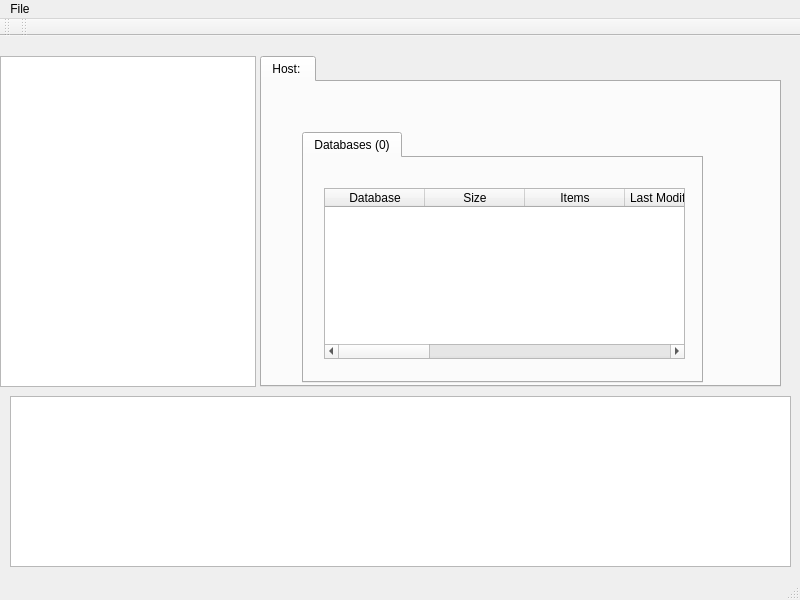
Before: the Qt Designer form qtcreator_assets/pyHeidi/mainwindow.ui in Fapiko/pyHeidi, drawn with Qt 5.
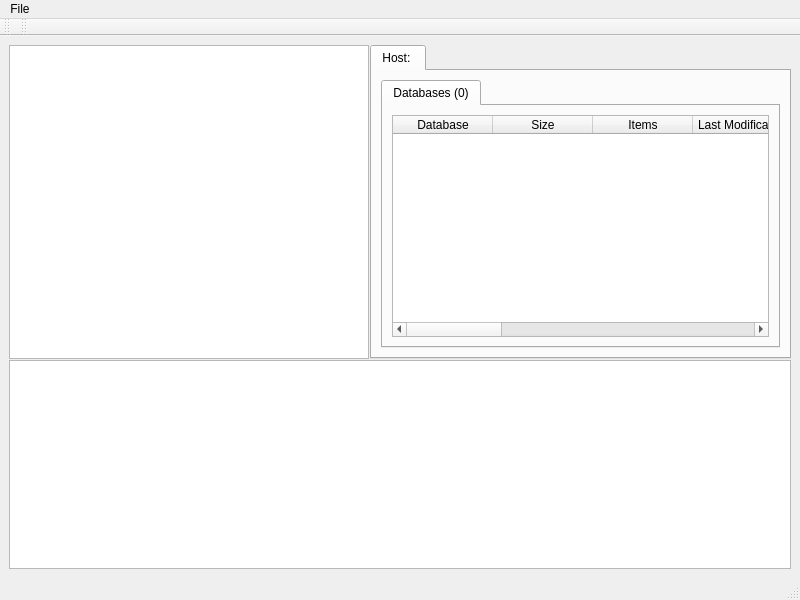
After: the same form once the commit is applied. Icons and pictures are not drawn.

Commit message: * Updated main app window UI to use layouts now

The edit to the form file:
```diff
--- a/qtcreator_assets/pyHeidi/mainwindow.ui
+++ b/qtcreator_assets/pyHeidi/mainwindow.ui
@@ -18,24 +18,35 @@
     <normaloff>:/icons/resources/icons/heidi.ico</normaloff>:/icons/resources/icons/heidi.ico</iconset>
   </property>
   <widget class="QWidget" name="centralwidget">
-   <widget class="QTreeView" name="treeView">
-    <property name="geometry">
-     <rect>
-      <x>0</x>
-      <y>20</y>
-      <width>256</width>
-      <height>331</height>
-     </rect>
-    </property>
-   </widget>
+   <layout class="QVBoxLayout" name="verticalLayout">
+    <item>
+     <widget class="QSplitter" name="splitter_2">
+      <property name="orientation">
+       <enum>Qt::Vertical</enum>
+      </property>
+      <property name="handleWidth">
+       <number>1</number>
+      </property>
+      <widget class="QSplitter" name="splitter">
+       <property name="lineWidth">
+        <number>0</number>
+       </property>
+       <property name="orientation">
+        <enum>Qt::Horizontal</enum>
+       </property>
+       <property name="opaqueResize">
+        <bool>true</bool>
+       </property>
+       <property name="handleWidth">
+        <number>1</number>
+       </property>
+       <property name="childrenCollapsible">
+        <bool>true</bool>
+       </property>
+       <widget class="QTreeView" name="treeView"/>
    <widget class="QTabWidget" name="twMachineTabs">
-    <property name="geometry">
-     <rect>
-      <x>260</x>
-      <y>20</y>
-      <width>521</width>
-      <height>331</height>
-     </rect>
+        <property name="tabShape">
+         <enum>QTabWidget::Rounded</enum>
     </property>
     <property name="currentIndex">
      <number>0</number>
@@ -49,15 +60,9 @@
      <attribute name="title">
       <string>Host: </string>
      </attribute>
+         <layout class="QVBoxLayout" name="verticalLayout_3">
+          <item>
      <widget class="QTabWidget" name="tabWidget">
-      <property name="geometry">
-       <rect>
-        <x>40</x>
-        <y>50</y>
-        <width>401</width>
-        <height>251</height>
-       </rect>
-      </property>
       <property name="currentIndex">
        <number>0</number>
       </property>
@@ -70,15 +75,9 @@
        <attribute name="title">
         <string>Databases (0)</string>
        </attribute>
+             <layout class="QVBoxLayout" name="verticalLayout_2">
+              <item>
        <widget class="QTableWidget" name="tableWidget">
-        <property name="geometry">
-         <rect>
-          <x>20</x>
-          <y>30</y>
-          <width>361</width>
-          <height>171</height>
-         </rect>
-        </property>
         <column>
          <property name="text">
           <string>Database</string>
@@ -135,20 +134,21 @@
          </property>
         </column>
        </widget>
-      </widget>
-     </widget>
-    </widget>
-   </widget>
-   <widget class="QTextEdit" name="txtStatus">
-    <property name="geometry">
-     <rect>
-      <x>10</x>
-      <y>360</y>
-      <width>781</width>
-      <height>171</height>
-     </rect>
-    </property>
-   </widget>
+              </item>
+             </layout>
+            </widget>
+           </widget>
+          </item>
+         </layout>
+         <zorder>tabWidget</zorder>
+         <zorder>treeView</zorder>
+        </widget>
+       </widget>
+      </widget>
+      <widget class="QTextEdit" name="txtStatus"/>
+     </widget>
+    </item>
+   </layout>
   </widget>
   <widget class="QMenuBar" name="menubar">
    <property name="geometry">
```
Lines whose indentation alone changed are shown as unchanged. The commit also changes 5 other files.
